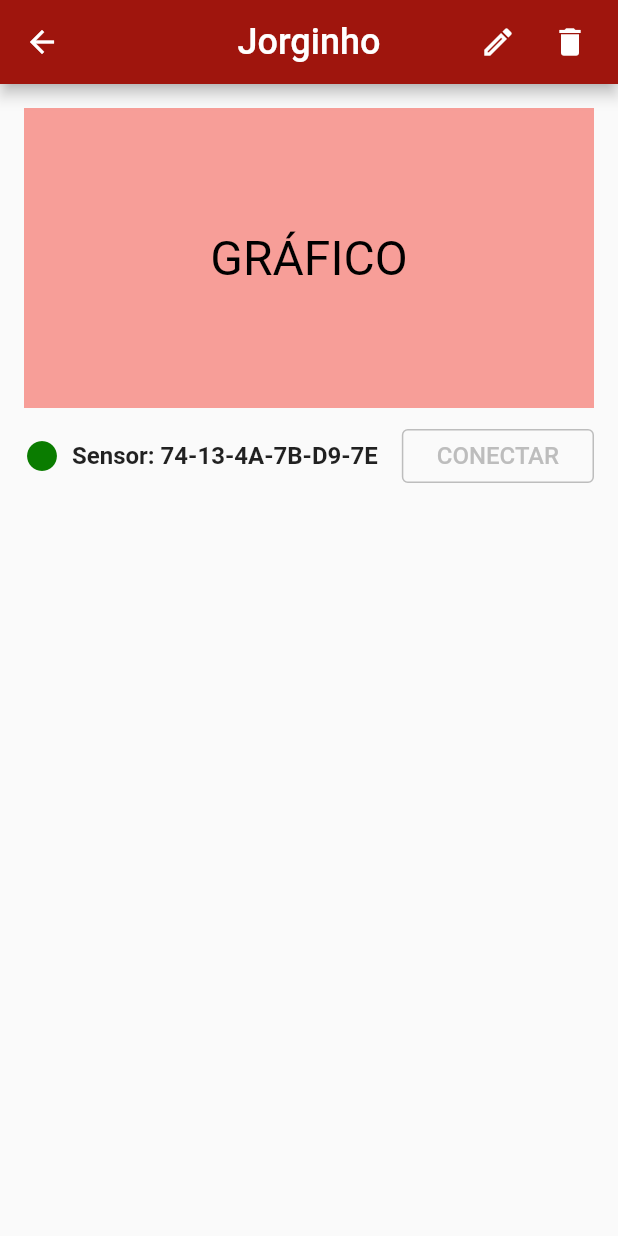
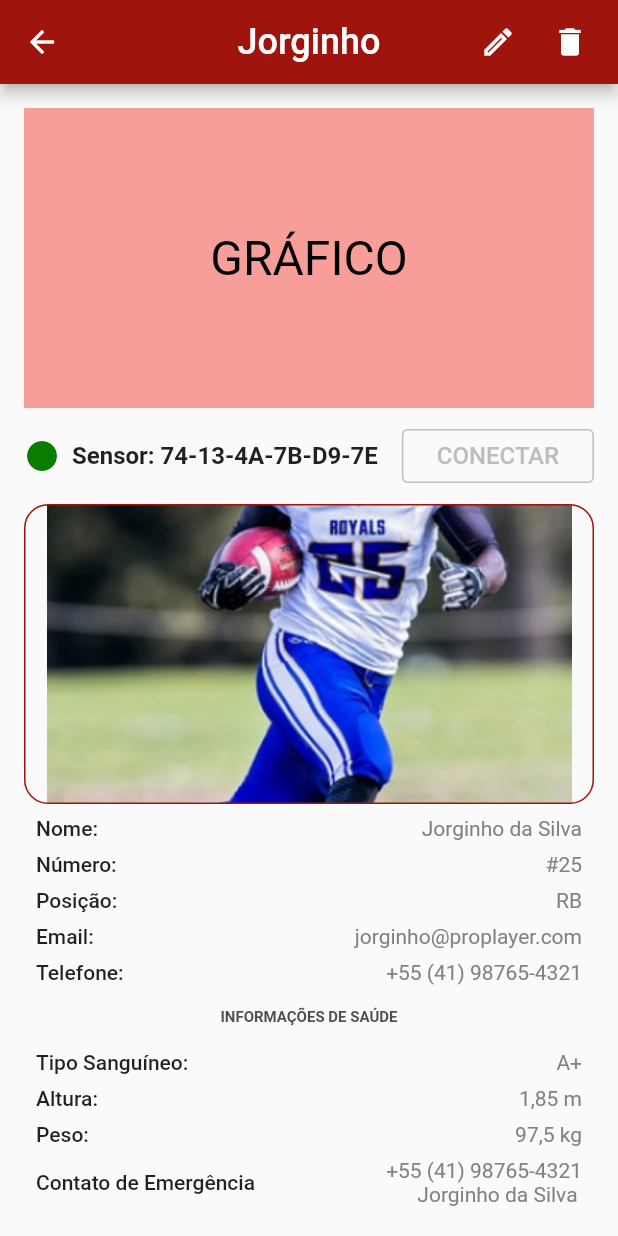
Before and after one commit to MateusFerroAntunesdeOliveira/sixth_sense, a Flutter app: the PlayerPage screen opened by its route, on a phone screen of 412 x 824 dp. Run offline on Flutter 3.47's test engine with Material 2 defaults, Android fonts, the phone set to English and light mode, and no system bars.

Commit message:
Update PlayerPage
PlayerPage quase finalizada, falta fazer o gráfico e conferir alguns detalhes

```diff
--- a/lib/src/pages/player/player_page.dart
+++ b/lib/src/pages/player/player_page.dart
@@ -6,6 +6,16 @@ import '../../utils/utils.dart';
 
 class PlayerPage extends StatelessWidget {
   const PlayerPage({Key? key}) : super(key: key);
+
+  Widget _infoText({required String title, required String description}) {
+    return Row(
+      mainAxisAlignment: MainAxisAlignment.spaceBetween,
+      children: [
+        Text(title, style: TextStyle(fontSize: 14, fontWeight: FontWeight.w500)),
+        Text(description, style: TextStyle(fontSize: 14, color: Color(0xFF828282))),
+      ],
+    );
+  }
 
   @override
   Widget build(BuildContext context) {
@@ -41,10 +51,12 @@ class PlayerPage extends StatelessWidget {
           const SizedBox(width: 8),
         ],
       ),
-      body: Padding(
+      body: SingleChildScrollView(
+        child: Padding(
           padding: const EdgeInsets.all(16),
           child: Column(
             children: [
+              //-> Grafico
               Container(
                 height: 200,
                 width: double.infinity,
@@ -57,6 +69,7 @@ class PlayerPage extends StatelessWidget {
                 ),
               ),
               const SizedBox(height: 8),
+              //-> Text do Sensor
               Row(
                 children: [
                   Icon(
@@ -93,7 +106,66 @@ class PlayerPage extends StatelessWidget {
                   ),
                 ],
               ),
+              const SizedBox(height: 8),
+              //-> Foto do Jogador/Sensor
+              Container(
+                width: double.infinity,
+                height: 200,
+                // margin: EdgeInsets.only(top: 8, left: 8, right: 8, bottom: 4),
+                decoration: BoxDecoration(
+                  image: DecorationImage(
+                    image: AssetImage("assets/images/Player.png"),
+                    fit: BoxFit.none,
+                  ),
+                  border: Border.all(color: Color(0xFF9F150D), width: 1),
+                  borderRadius: BorderRadius.circular(16),
+                ),
+                child: GestureDetector(
+                  onTap: () {
+                    Navigator.of(context).pushNamed('/PlayerPage/EditPlayer');
+                  },
+                ),
+              ),
+              const SizedBox(height: 8),
+              //-> Dados do jogador
+              Padding(
+                padding: const EdgeInsets.symmetric(horizontal: 8),
+                child: Column(
+                  children: [
+                    _infoText(title: "Nome:", description: "Jorginho da Silva"),
+                    const SizedBox(height: 8),
+                    _infoText(title: "Número:", description: "#25"),
+                    const SizedBox(height: 8),
+                    _infoText(title: "Posição:", description: "RB"),
+                    const SizedBox(height: 8),
+                    _infoText(title: "Email:", description: "jorginho@proplayer.com"),
+                    const SizedBox(height: 8),
+                    _infoText(title: "Telefone:", description: "+55 (41) 98765-4321"),
+                    const SizedBox(height: 16),
+                    Text(
+                      "INFORMAÇÕES DE SAÚDE",
+                      style: TextStyle(
+                        fontSize: 10,
+                        fontWeight: FontWeight.w600,
+                        color: Color(0xFF4F4F4F),
+                      ),
+                    ),
+                    const SizedBox(height: 16),
+                    _infoText(title: "Tipo Sanguíneo:", description: "A+"),
+                    const SizedBox(height: 8),
+                    _infoText(title: "Altura:", description: "1,85 m"),
+                    const SizedBox(height: 8),
+                    _infoText(title: "Peso:", description: "97,5 kg"),
+                    const SizedBox(height: 8),
+                    _infoText(
+                        title: "Contato de Emergência",
+                        description: "+55 (41) 98765-4321\n      Jorginho da Silva"),
+                    const SizedBox(height: 8),
                   ],
+                ),
+              ),
+            ],
+          ),
         ),
       ),
     );
```
Lines whose indentation alone changed are shown as unchanged.
